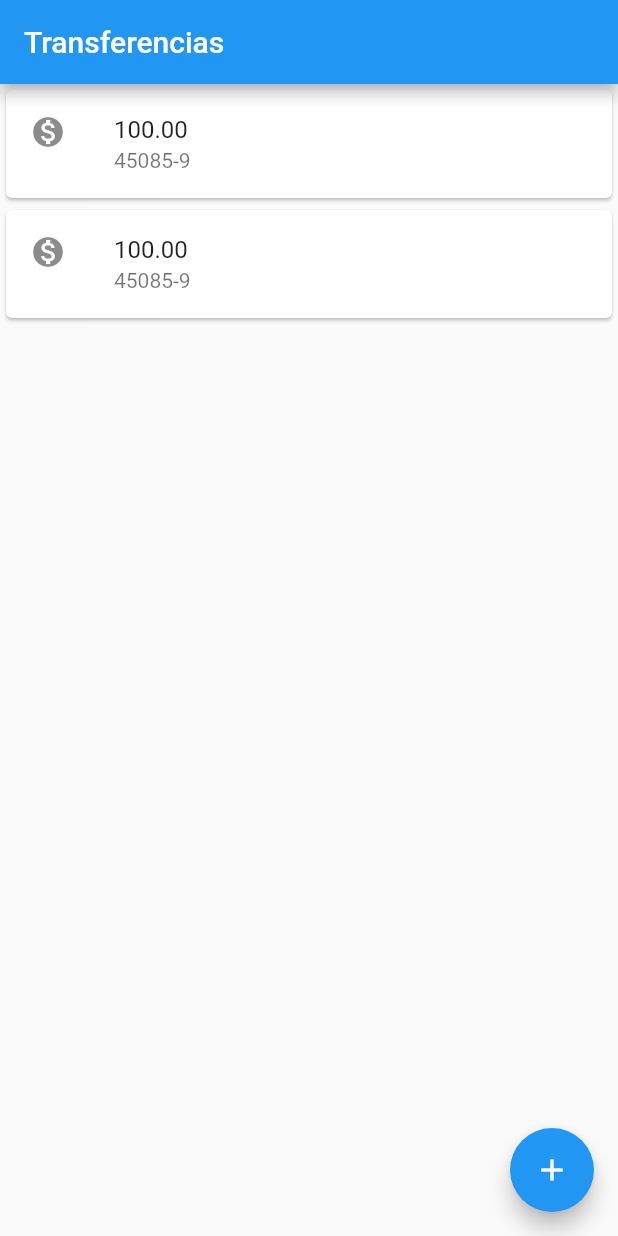
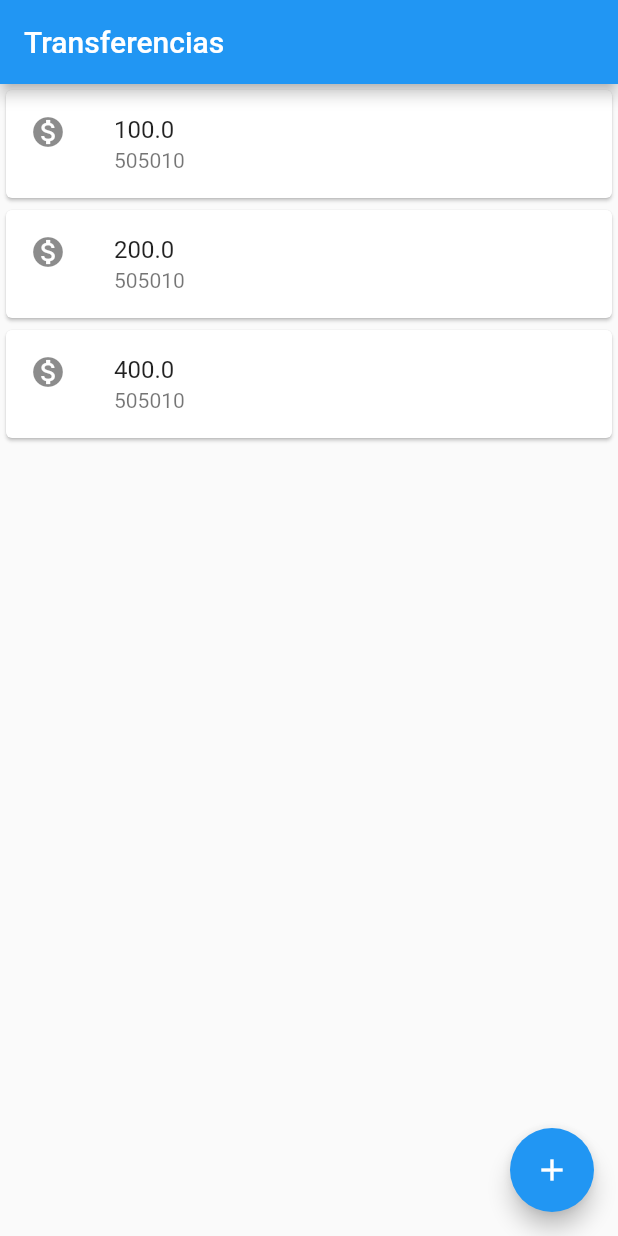
Before and after one commit to Cr-collab/bytebank_flutter, a Flutter app: the screen it shows after launch, on a phone screen of 412 x 824 dp. Run offline on Flutter 3.47's test engine with Material 2 defaults, Android fonts, the phone set to English and light mode, and no system bars.

Commit message:
aqui realizamos a refatoração da nossa aplicação criando componentes baseados em classe, componetes que são basicamentes construidos encima de widgets, são extendindos por duas formas. 1 StatelessWidget -> esse aqui são componentes que ele é fixo não é possivel fazer mudanças. 2 StatefulWidget -> tem a capacidade de modificar o conteúdo do widget de maneira dinâmica a partir de alguns eventos que acontecem no aplicativo, enquanto o.

```diff
--- a/lib/main.dart
+++ b/lib/main.dart
@@ -3,20 +3,7 @@ import 'package:flutter/material.dart';
 void main() {
   runApp(MaterialApp(
     home: Scaffold(
-      body: Column(children: <Widget>[
-        Card(
-            child: ListTile(
-          leading: Icon(Icons.monetization_on),
-          title: Text("100.00"),
-          subtitle: Text('45085-9'),
-        )),
-        Card(
-            child: ListTile(
-          leading: Icon(Icons.monetization_on),
-          title: Text("100.00"),
-          subtitle: Text('45085-9'),
-        ))
-      ]),
+      body: ListaTransFerencias(),
       appBar: AppBar(
         title: Text("Transferencias"),
       ),
@@ -30,3 +17,39 @@ void main() {
     ),
   ));
 }
+
+class ListaTransFerencias extends StatelessWidget {
+  @override
+  Widget build(BuildContext context) {
+    // TODO: implement build
+    return Column(children: <Widget>[
+      ItemTransferencia(Transferencia(100.00, 505010)),
+      ItemTransferencia(Transferencia(200.00, 505010)),
+      ItemTransferencia(Transferencia(400.00, 505010)),
+
+    ]);
+  }
+}
+
+class ItemTransferencia extends StatelessWidget {
+final Transferencia _transferencia;
+
+  const ItemTransferencia(this._transferencia);
+  @override
+  Widget build(BuildContext context) {
+    return Card(
+        child: ListTile(
+      leading: Icon(Icons.monetization_on),
+      title: Text(_transferencia.value.toString()),
+      subtitle: Text(_transferencia.accountNumber.toString()),
+    ));
+  }
+}
+
+class Transferencia {
+  final double value;
+  final int accountNumber;
+
+  Transferencia(this.value, this.accountNumber);
+
+}
```
